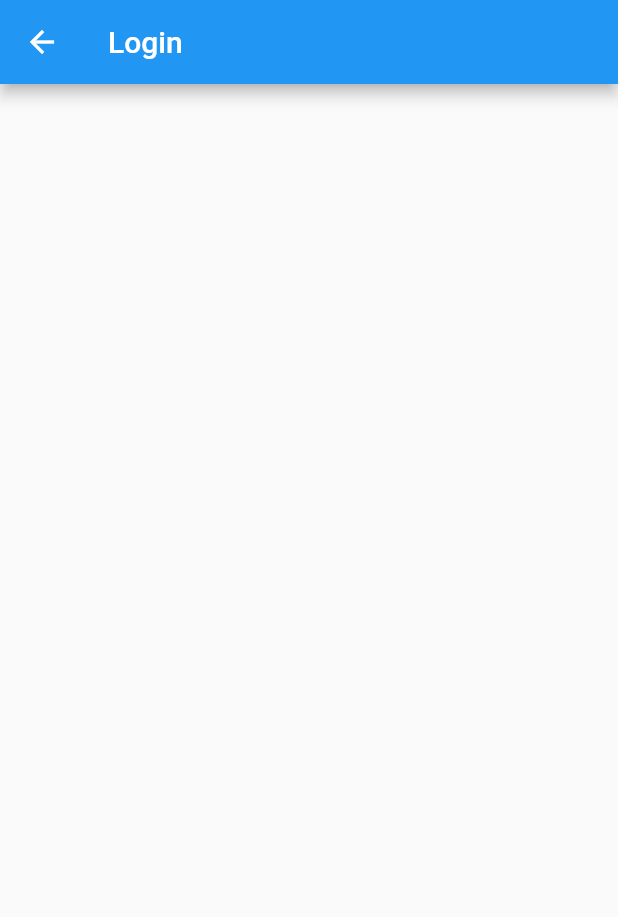
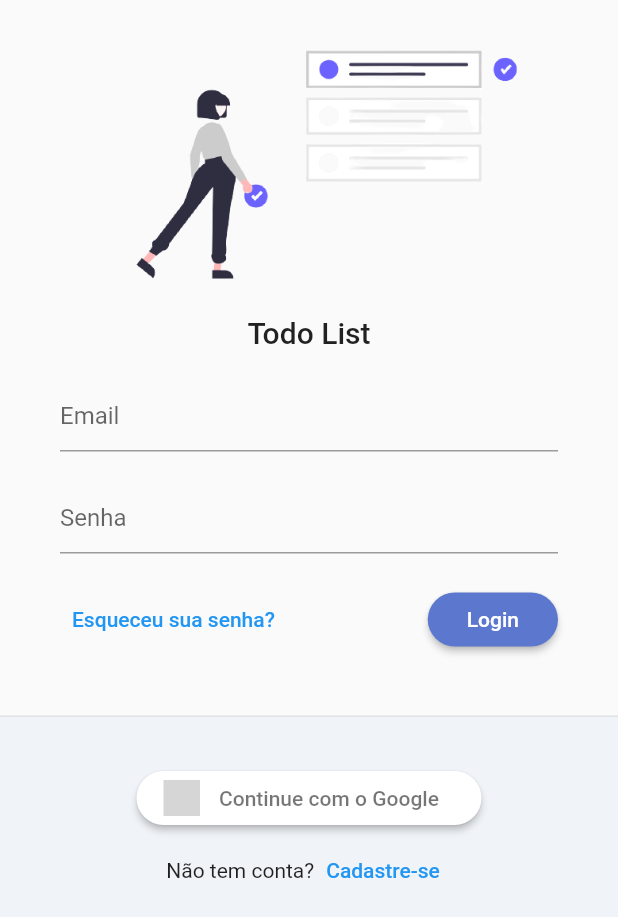
Before and after one commit to felipecastrosales/todo_list, a Flutter app: the screen it shows after launch, on a phone screen of 412 x 824 dp. Shown: the top 917 px of the screen. Run offline on Flutter 3.47's test engine with Material 2 defaults, Android fonts, the phone set to English and light mode, and no system bars; our stand-ins replace flutter_signin_button, google_fonts, sqflite, sqflite_common, synchronized; accounts and stored records are empty; Roboto replaces fonts that are missing (Mandali); grey boxes are pictures that could not be loaded.

Commit message:
building LoginPage UI and setting theme

```diff
--- a/lib/app/app_widget.dart
+++ b/lib/app/app_widget.dart
@@ -3,6 +3,7 @@ import 'package:flutter/material.dart';
 import 'core/database/sqlite_adm_connection.dart';
 import 'modules/auth/auth_module.dart';
 import 'modules/splash/splash_page.dart';
+import 'ui/todo_list_ui_config.dart';
 
 class AppWidget extends StatefulWidget {
   const AppWidget({Key? key}) : super(key: key);
@@ -30,9 +31,7 @@ class _AppWidgetState extends State<AppWidget> {
   Widget build(BuildContext context) {
     return MaterialApp(
       title: 'Todo List',
-      theme: ThemeData(
-        primarySwatch: Colors.blue,
-      ),
+      theme: TodoListUiConfig.theme,
       initialRoute: '/login',
       routes: {
         ...AuthModule().routers,
--- a/lib/app/modules/auth/login/login_page.dart
+++ b/lib/app/modules/auth/login/login_page.dart
@@ -1,4 +1,8 @@
 import 'package:flutter/material.dart';
+
+import 'package:flutter_signin_button/flutter_signin_button.dart';
+
+import 'package:todo_list/app/widgets/todo_list_logo.dart';
 
 class LoginPage extends StatelessWidget {
   const LoginPage({Key? key}) : super(key: key);
@@ -6,10 +10,112 @@ class LoginPage extends StatelessWidget {
   @override
   Widget build(BuildContext context) {
     return Scaffold(
-      appBar: AppBar(
-        title: const Text('Login'),
+      body: LayoutBuilder(
+        builder: (context, constraints) {
+          return SingleChildScrollView(
+            child: ConstrainedBox(
+              constraints: BoxConstraints(
+                minHeight: constraints.maxHeight,
+                minWidth: constraints.maxWidth,
+              ),
+              child: IntrinsicHeight(
+                child: Column(
+                  mainAxisAlignment: MainAxisAlignment.center,
+                  mainAxisSize: MainAxisSize.min,
+                  children: [
+                    const SizedBox(height: 10),
+                    const TodoListLogo(),
+                    Padding(
+                      padding: const EdgeInsets.symmetric(
+                        vertical: 20,
+                        horizontal: 40,
+                      ),
+                      child: Form(
+                        child: Column(
+                          children: [
+                            const TextField(
+                              decoration: InputDecoration(
+                                hintText: 'Email',
+                              ),
+                            ),
+                            const SizedBox(height: 20),
+                            const TextField(
+                              decoration: InputDecoration(
+                                hintText: 'Senha',
+                              ),
+                            ),
+                            const SizedBox(height: 20),
+                            Row(
+                              mainAxisAlignment: MainAxisAlignment.spaceBetween,
+                              children: [
+                                TextButton(
+                                  child: const Text('Esqueceu sua senha?'),
+                                  onPressed: () {},
+                                ),
+                                ElevatedButton(
+                                  child: const Padding(
+                                    padding: EdgeInsets.all(10),
+                                    child: Text('Login'),
+                                  ),
+                                  onPressed: () {},
+                                  style: ElevatedButton.styleFrom(
+                                    shape: RoundedRectangleBorder(
+                                      borderRadius: BorderRadius.circular(20),
+                                    ),
+                                  ),
+                                ),
+                              ],
+                            ),
+                          ],
+                        ),
+                      ),
+                    ),
+                    const SizedBox(height: 20),
+                    Expanded(
+                      child: Container(
+                        decoration: BoxDecoration(
+                          border: Border(
+                            top: BorderSide(
+                              width: 1,
+                              color: Colors.grey.withAlpha(50),
+                            ),
+                          ),
+                          color: const Color(0xfff0f3f7),
+                        ),
+                        child: Column(
+                          children: [
+                            const SizedBox(height: 30),
+                            SignInButton(
+                              Buttons.Google,
+                              text: 'Continue com o Google',
+                              padding: const EdgeInsets.all(5),
+                              shape: OutlineInputBorder(
+                                borderRadius: BorderRadius.circular(20),
+                                borderSide: BorderSide.none,
+                              ),
+                              onPressed: () {},
+                            ),
+                            Row(
+                              mainAxisAlignment: MainAxisAlignment.center,
+                              children: [
+                                const Text('Não tem conta?'),
+                                TextButton(
+                                  child: const Text('Cadastre-se'),
+                                  onPressed: () {},
+                                ),
+                              ],
+                            ),
+                          ],
+                        ),
+                      ),
+                    ),
+                  ],
+                ),
+              ),
+            ),
+          );
+        },
       ),
-      body: Container(),
     );
   }
 }
--- /dev/null
+++ b/lib/app/ui/theme_extensions.dart
@@ -0,0 +1,14 @@
+import 'dart:ui';
+
+import 'package:flutter/material.dart';
+
+extension ThemeExtension on BuildContext {
+  Color get primaryColor => Theme.of(this).primaryColor;
+  Color get primaryColorLight => Theme.of(this).primaryColorLight;
+  TextTheme get textTheme => Theme.of(this).textTheme;
+  TextStyle get titleStyle => const TextStyle(
+        fontSize: 12,
+        fontWeight: FontWeight.bold,
+        color: Colors.grey,
+      );
+}
--- /dev/null
+++ b/lib/app/ui/todo_list_ui_config.dart
@@ -0,0 +1,17 @@
+import 'package:flutter/material.dart';
+
+import 'package:google_fonts/google_fonts.dart';
+
+class TodoListUiConfig {
+  TodoListUiConfig._();
+  static ThemeData get theme => ThemeData(
+        textTheme: GoogleFonts.mandaliTextTheme(),
+        primaryColor: const Color(0xff5c77ce),
+        primaryColorLight: const Color(0xffABC8F7),
+        elevatedButtonTheme: ElevatedButtonThemeData(
+          style: ElevatedButton.styleFrom(
+            primary: const Color(0xff5c77ce),
+          ),
+        ),
+      );
+}
--- /dev/null
+++ b/lib/app/widgets/todo_list_logo.dart
@@ -0,0 +1,21 @@
+import 'package:flutter/material.dart';
+
+import 'package:todo_list/app/ui/theme_extensions.dart';
+
+class TodoListLogo extends StatelessWidget {
+  const TodoListLogo({Key? key}) : super(key: key);
+
+  @override
+  Widget build(BuildContext context) {
+    return Column(
+      mainAxisAlignment: MainAxisAlignment.center,
+      children: [
+        Image.asset('assets/logo.png', height: 200),
+        Text(
+          'Todo List',
+          style: context.textTheme.headline6,
+        ),
+      ],
+    );
+  }
+}
--- a/pubspec.yaml
+++ b/pubspec.yaml
@@ -10,6 +10,8 @@ dependencies:
   cupertino_icons: ^1.0.2
   flutter:
     sdk: flutter
+  flutter_signin_button: ^2.0.0
+  google_fonts: ^2.1.0
   path: ^1.8.0
   provider: ^5.0.0
   sqflite: ^2.0.0+3
@@ -21,3 +23,5 @@ dev_dependencies:
 
 flutter:
   uses-material-design: true
+  assets:
+    - assets/
```
Also changed, not shown: assets/logo.png (added), pubspec.lock.
